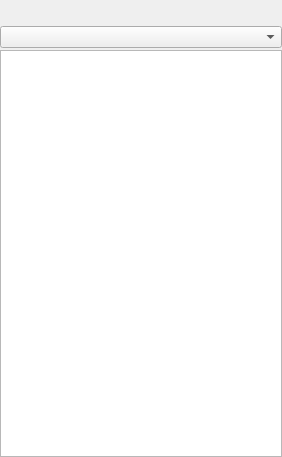
Before: the Qt Designer form resources/ui/panefilesystem.ui in prymatex/prymatex, drawn with Qt 5.
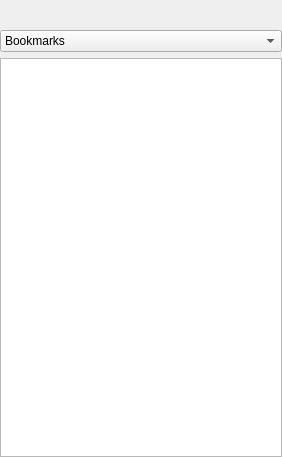
After: the same form once the commit is applied. Icons and pictures are not drawn. Custom widgets are drawn as their Qt base class.

The edit to the form file:
```diff
--- a/resources/ui/panefilesystem.ui
+++ b/resources/ui/panefilesystem.ui
@@ -20,9 +20,6 @@
 }</string>
   </property>
   <layout class="QVBoxLayout" name="verticalLayout">
-   <property name="spacing">
-    <number>2</number>
-   </property>
    <property name="margin">
     <number>0</number>
    </property>
@@ -238,8 +235,6 @@
     </layout>
    </item>
    <item>
-    <layout class="QHBoxLayout" name="bookmarksLayout">
-     <item>
       <widget class="QComboBox" name="comboBookmarks">
        <property name="sizePolicy">
         <sizepolicy hsizetype="Expanding" vsizetype="Fixed">
@@ -250,20 +245,68 @@
        <property name="toolTip">
         <string>Folders</string>
        </property>
-      </widget>
-     </item>
-    </layout>
-   </item>
+     <item>
+      <property name="text">
+       <string>Bookmarks</string>
+      </property>
+      <property name="icon">
+       <iconset resource="../resources.qrc">
+        <normaloff>:/icons/emblems/emblem-favorite.png</normaloff>:/icons/emblems/emblem-favorite.png</iconset>
+      </property>
+     </item>
+     <item>
+      <property name="text">
+       <string>File System</string>
+      </property>
+      <property name="icon">
+       <iconset resource="../resources.qrc">
+        <normaloff>:/icons/actions/document-open.png</normaloff>:/icons/actions/document-open.png</iconset>
+      </property>
+     </item>
+    </widget>
+   </item>
+   <item>
+    <widget class="QStackedWidget" name="stackedWidget">
+     <property name="lineWidth">
+      <number>0</number>
+     </property>
+     <property name="currentIndex">
+      <number>1</number>
+     </property>
+     <widget class="QWidget" name="pageFSTree">
+      <layout class="QVBoxLayout" name="verticalLayout_2">
+       <property name="margin">
+        <number>0</number>
+       </property>
    <item>
     <widget class="FSTree" name="tree"/>
    </item>
   </layout>
  </widget>
+     <widget class="QWidget" name="pageBookmarks">
+      <layout class="QVBoxLayout" name="verticalLayout_3">
+       <property name="margin">
+        <number>0</number>
+       </property>
+       <item>
+        <widget class="PMXBookmarksListView" name="listWidget"/>
+       </item>
+      </layout>
+     </widget>
+    </widget>
+   </item>
+  </layout>
+ </widget>
  <customwidgets>
   <customwidget>
    <class>FSTree</class>
    <extends>QTreeView</extends>
-   <header>prymatex.gui.panes.fstree</header>
+   <header>prymatex.gui.panes.fstree.fstree</header>
+  </customwidget>
+  <customwidget>
+   <class>PMXBookmarksListView</class>
+   <extends>QListWidget</extends>
+   <header>prymatex.gui.panes.fstree.bookmarks</header>
   </customwidget>
  </customwidgets>
  <resources>
```
Lines whose indentation alone changed are shown as unchanged.
